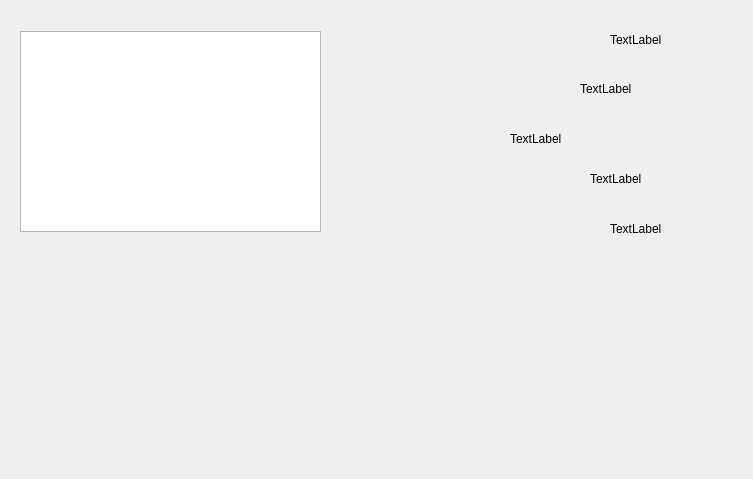
Old version of the form playervai.ui in the repository t-walker-21/checkers.
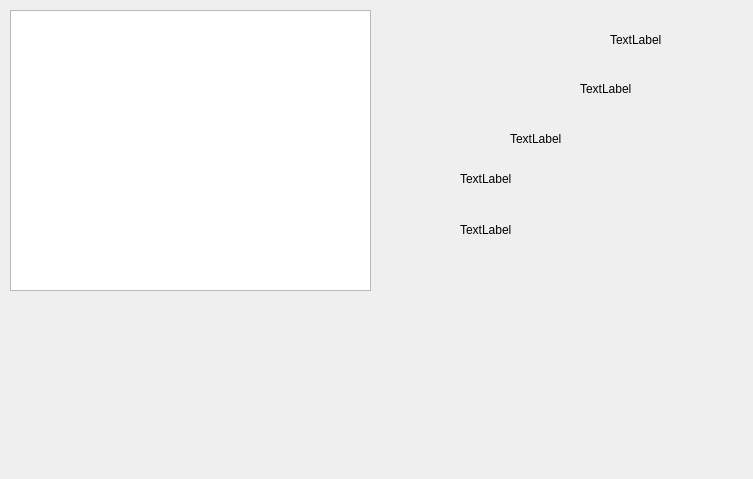
New version of the form.

Commit message: Fix move calculation bugs

The edit to the form file:
```diff
--- a/playervai.ui
+++ b/playervai.ui
@@ -16,10 +16,10 @@
   <widget class="QGraphicsView" name="graphicsView">
    <property name="geometry">
     <rect>
-     <x>20</x>
-     <y>31</y>
-     <width>301</width>
-     <height>201</height>
+     <x>10</x>
+     <y>10</y>
+     <width>361</width>
+     <height>281</height>
     </rect>
    </property>
   </widget>
@@ -39,9 +39,9 @@
   <widget class="QLabel" name="label_2">
    <property name="geometry">
     <rect>
-     <x>590</x>
+     <x>460</x>
      <y>170</y>
-     <width>151</width>
+     <width>201</width>
      <height>17</height>
     </rect>
    </property>
@@ -52,10 +52,10 @@
   <widget class="QLabel" name="label_3">
    <property name="geometry">
     <rect>
-     <x>610</x>
+     <x>460</x>
      <y>220</y>
-     <width>141</width>
-     <height>17</height>
+     <width>241</width>
+     <height>20</height>
     </rect>
    </property>
    <property name="text">
```
The commit also changes 1 other file.
